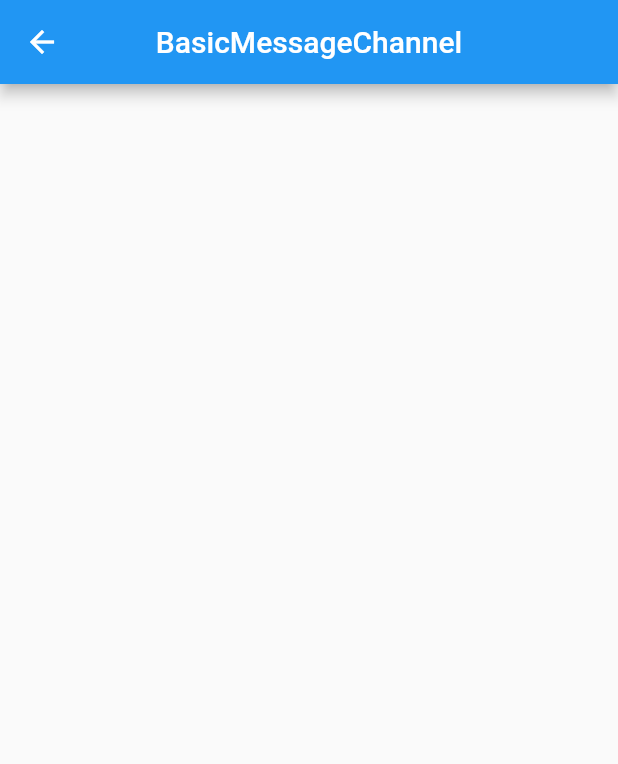
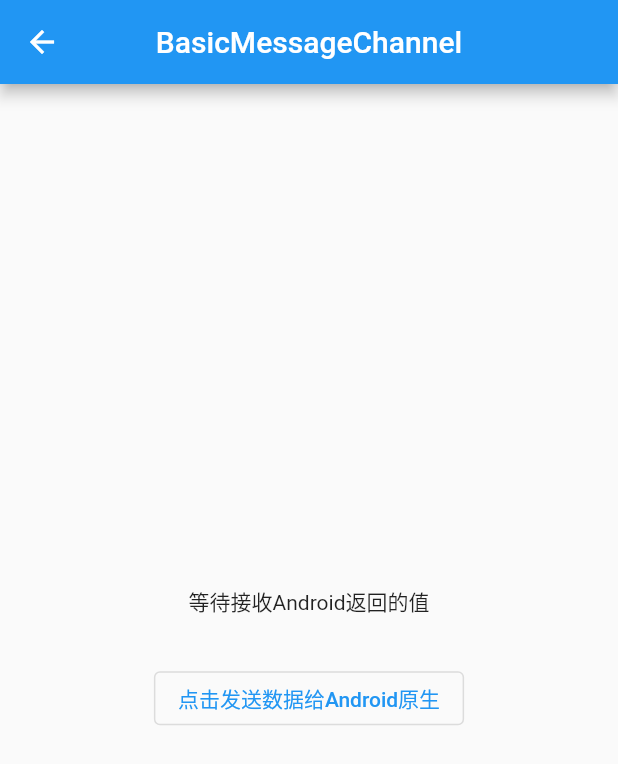
Before and after one commit to AndroidYou/FlutterStudy, a Flutter app: the screen it shows after launch, item 4 of the bottom bar chosen, after a tap on "BasicMessageChannel", on a phone screen of 412 x 824 dp. Shown: the top 764 px of the screen. Run offline on Flutter 3.47's test engine with Material 2 defaults, Android fonts, the phone set to English and light mode, and no system bars; missing offline and left inert: dart:ffi.

Commit message:
1，三种通信方式

```diff
--- /dev/null
+++ b/lib/common/route_data.dart
@@ -0,0 +1,37 @@
+import 'package:flutter/cupertino.dart';
+import 'package:flutterstudy/common/route_names.dart';
+import 'package:flutterstudy/common/route_title.dart';
+import 'package:flutterstudy/entry/route_bean.dart';
+import 'package:flutterstudy/home/inherited_widget/inherited_route.dart';
+
+import '../others/channel/basic_message_channel.dart';
+import '../others/channel/event_channel_route.dart';
+import '../others/channel/method_channel_route.dart';
+
+class RouteData {
+  ///home
+  static  List<RouteBean> getElements() {
+    return [
+      RouteBean(name: RouteTitle.inheritWidget, route: RouteNames.homeInheritedRoute),
+    ];
+  }
+  ///home
+  static  List<RouteBean> getOthers() {
+    return [
+      RouteBean(name:RouteTitle.basicMessageChannel,route:RouteNames.othersBasicMessageChannel),
+      RouteBean(name:RouteTitle.eventChannel,route:RouteNames.othersEventChannel),
+      RouteBean(name:RouteTitle.methodChannel,route:RouteNames.othersMethodChannel),
+    ];
+  }
+
+  static initRoutes(BuildContext context) {
+    return {
+      ///elements
+      RouteNames.homeInheritedRoute:(context) => const InheritedRoute(),
+      ///Others
+      RouteNames.othersBasicMessageChannel: (context) => const BasicMessageChannelRoute(),
+      RouteNames.othersEventChannel: (context) => const EventChannelRoute(),
+      RouteNames.othersMethodChannel: (context) => const MethodChannelRoute()
+    };
+  }
+}
--- /dev/null
+++ b/lib/common/route_names.dart
@@ -0,0 +1,9 @@
+class RouteNames{
+  ///home
+  static const String homeInheritedRoute = '/inherited_route';
+
+  ///ohters
+  static const String othersBasicMessageChannel ='/basic_message_channel';
+  static const String othersEventChannel ='/event_channel';
+  static const String othersMethodChannel ='/method_channel';
+}
--- /dev/null
+++ b/lib/common/route_title.dart
@@ -0,0 +1,9 @@
+class RouteTitle{
+  ///home
+  static const String inheritWidget = 'InheritedWidget';
+  ///others
+  static const String basicMessageChannel ='BasicMessageChannel';
+  static const String eventChannel ='EventChannel';
+  static const String methodChannel ='MethodChannel';
+
+}
--- /dev/null
+++ b/lib/entry/route_bean.dart
@@ -0,0 +1,5 @@
+class RouteBean{
+  String name;
+  String route;
+  RouteBean({required this.name,required this.route});
+}
--- a/lib/home/home_route.dart
+++ b/lib/home/home_route.dart
@@ -1,4 +1,6 @@
-import 'package:flutter/cupertino.dart';
+import 'package:flutter/material.dart';
+import 'package:flutterstudy/common/route_data.dart';
+import 'package:flutterstudy/entry/route_bean.dart';
 
 class HomeRoute extends StatefulWidget{
   const HomeRoute({super.key});
@@ -7,9 +9,17 @@ class HomeRoute extends StatefulWidget{
   State<StatefulWidget> createState()=>_HomeRoute();
 }
 class _HomeRoute extends State<HomeRoute>{
+
   @override
   Widget build(BuildContext context) {
-   return Center();
+   return ListView.separated(itemBuilder: (BuildContext context,int index){
+     RouteBean bean = RouteData.getElements()[index];
+     return SizedBox(height: 80,child: Center(child: GestureDetector(onTap: (){
+       Navigator.pushNamed(context, bean.route);
+     },child: Text(bean.name,style: const TextStyle(fontSize: 20),),)));
+   }, separatorBuilder: (context,index){
+     return const Divider(thickness: 10,color: Color(0x1FF39090),);
+   }, itemCount: RouteData.getElements().length);
   }
 
 }
--- /dev/null
+++ b/lib/home/inherited_widget/inherited_widget.dart
@@ -0,0 +1,21 @@
+import 'package:flutter/cupertino.dart';
+
+class ShareDataWidget extends InheritedWidget{
+  const ShareDataWidget({super.key, required super.child,required this.data});
+  final int data; //在子树中共享的数据
+
+  //定义一个方法，提供共享数据给子树使用
+
+  static ShareDataWidget? of(BuildContext context){
+
+    return context.dependOnInheritedWidgetOfExactType<ShareDataWidget>();//调用子控件的didChangeDependencies
+   // return context.getElementForInheritedWidgetOfExactType<ShareDataWidget>()!.widget as ShareDataWidget; //不会调用didChangeDependencies
+
+  }
+  //当回调决定当data发生变化时，是否通知子树中依赖data的widget重新构建build。
+  @override
+  bool updateShouldNotify(covariant ShareDataWidget oldWidget) {
+    return oldWidget.data != data;
+  }
+
+}
--- a/lib/main.dart
+++ b/lib/main.dart
@@ -1,5 +1,10 @@
 import 'package:flutter/material.dart';
+import 'package:flutterstudy/common/route_data.dart';
+import 'package:flutterstudy/common/route_names.dart';
 import 'package:flutterstudy/home/home_route.dart';
+import 'package:flutterstudy/others/channel/basic_message_channel.dart';
+import 'package:flutterstudy/others/channel/event_channel_route.dart';
+import 'package:flutterstudy/others/channel/method_channel_route.dart';
 import 'package:flutterstudy/others/other_route.dart';
 
 void main() {
@@ -14,11 +19,12 @@ class MyApp extends StatelessWidget {
   Widget build(BuildContext context) {
     return MaterialApp(
       debugShowCheckedModeBanner: false,
-      title: 'Flutter Demo',
+      title: 'Flutter Study',
       theme: ThemeData(
         primarySwatch: Colors.blue,
       ),
       home: const MyHomePage(),
+      routes: RouteData.initRoutes(context),
     );
   }
 }
--- a/lib/others/channel/basic_message_channel.dart
+++ b/lib/others/channel/basic_message_channel.dart
@@ -14,6 +14,7 @@ class BasicMessageChannelRoute extends StatefulWidget{
 class _BasicMessageChannelRoute extends State<BasicMessageChannelRoute>{
 
   late BasicMessageChannel<String> _messageChannel;
+  String _backContent = '等待接收Android返回的值';
   @override
   void initState() {
     super.initState();
@@ -22,20 +23,39 @@ class _BasicMessageChannelRoute extends State<BasicMessageChannelRoute>{
         StringCodec());
     //设置setMessageHandler
     _messageChannel.setMessageHandler((message) async {
-      print("flutter :Message form Android reply:$message");
+       setState(() {
+          _backContent = message??"";
+       });
       return "flutter already received reply ";
     });
-    //发送消息给Android原生
-    _messageChannel.send("Hello Android,I come form Flutter");
+
   }
   @override
   Widget build(BuildContext context) {
     return Scaffold(
       appBar: AppBar(
         centerTitle: true,
-        title: Text('BasicMessageChannel'),
+        title: const Text('BasicMessageChannel'),
       ),
-      body: Center(),
+      body: Center(
+        child: Column(
+          mainAxisAlignment: MainAxisAlignment.center,
+          children: [
+            Text(_backContent),
+            const SizedBox(height: 30,),
+            InkWell(
+             child: OutlinedButton(
+               onPressed: () {
+                 //发送消息给Android原生
+                 _messageChannel.send("Hello Android,I come form Flutter");
+               },
+               child: const Text("点击发送数据给Android原生"),
+
+             ),
+            )
+          ],
+        ),
+      ),
     );
   }
 
--- a/lib/others/other_route.dart
+++ b/lib/others/other_route.dart
@@ -1,6 +1,7 @@
 import 'package:flutter/cupertino.dart';
 import 'package:flutter/material.dart';
 import 'package:flutter/services.dart';
+import 'package:flutterstudy/common/route_names.dart';
 import 'package:flutterstudy/others/channel/basic_message_channel.dart';
 import 'package:flutterstudy/others/channel/event_channel_route.dart';
 import 'package:flutterstudy/others/channel/method_channel_route.dart';
@@ -22,18 +23,18 @@ class _OtherRoute extends State<OtherRoute>{
         ListTile(
           title: const Text('BasicMessageChannel'),
           onTap: (){
-             Navigator.push(context, MaterialPageRoute(builder: (context)=>const BasicMessageChannelRoute()));
+             Navigator.pushNamed(context, RouteNames.othersBasicMessageChannel);
           },
         ),
         ListTile(
           title: const Text('EventChannel'),
           onTap: (){
-            Navigator.push(context, MaterialPageRoute(builder: (context)=>const EventChannelRoute()));
+            Navigator.pushNamed(context, RouteNames.othersEventChannel);
           },
         ), ListTile(
           title: const Text('MethodChannel'),
           onTap: (){
-            Navigator.push(context, MaterialPageRoute(builder: (context)=>const MethodChannelRoute()));
+            Navigator.pushNamed(context, RouteNames.othersMethodChannel);
           },
         )
       ],
```
Also changed, not shown: lib/home/inherited_widget/car_model.dart (added, +16 -0 lines), lib/home/inherited_widget/change_notifier_provider.dart (added, +54 -0 lines), lib/home/inherited_widget/custom_wiget.dart (added, +12 -0 lines), lib/home/inherited_widget/inherited_provider.dart (added, +13 -0 lines), lib/home/inherited_widget/inherited_route.dart (added, +92 -0 lines), lib/others/channel/event_channel_route.dart (+8 -2 lines), lib/others/channel/method_channel_route.dart (+22 -5 lines), 1 other file.
